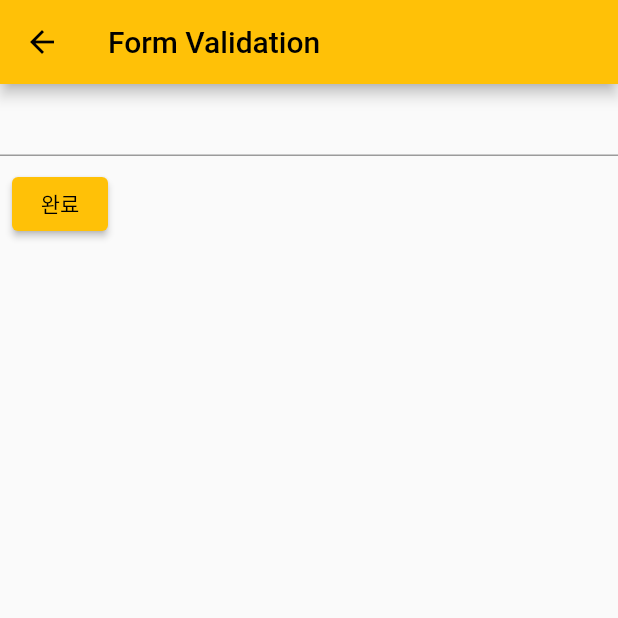
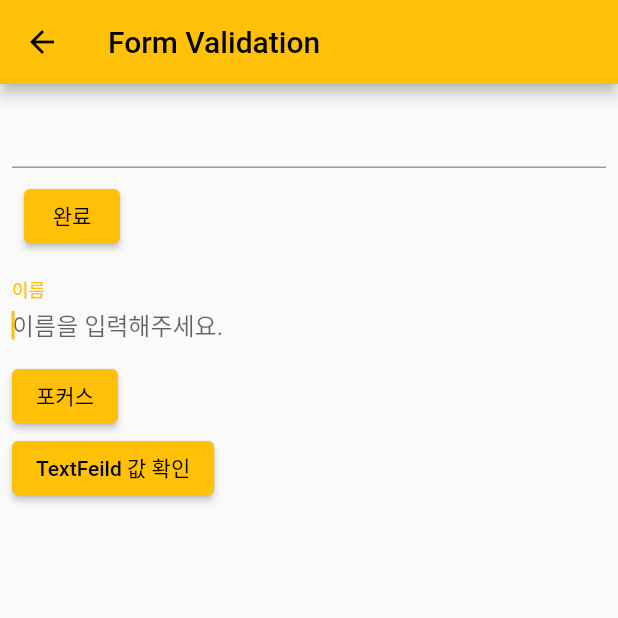
Before and after one commit to LeeYoonJung/flutter_begginer, a Flutter app: the MyFormValidation screen opened directly, on a phone screen of 412 x 824 dp, the top half of it. Run offline on Flutter 3.47's test engine with Material 2 defaults, Android fonts, the phone set to English and light mode, and no system bars.

Commit message:
TextField(decoration, focus 기능), AlertDialog 기능

```diff
--- a/lib/beginner/0_flutter_cookbook/my_form_validation.dart
+++ b/lib/beginner/0_flutter_cookbook/my_form_validation.dart
@@ -9,6 +9,24 @@
 
 class _MyFormValidationState extends State<MyFormValidation> {
   final _formKey = GlobalKey<FormState>();
+  late FocusNode nameFocusNode;
+
+  final nameController = TextEditingController();
+
+  @override
+  void initState() {
+    // TODO: implement initState
+    super.initState();
+    nameFocusNode = FocusNode();
+  }
+
+  @override
+  void dispose() {
+    // TODO: implement dispose
+    nameFocusNode.dispose();
+    nameController.dispose();
+    super.dispose();
+  }
 
   @override
   Widget build(BuildContext context) {
@@ -16,11 +34,14 @@
       appBar: AppBar(
         title: const Text('Form Validation'),
       ),
-      body: Form(
+      body: Padding(
+        padding: const EdgeInsets.all(8.0),
+        child: Form(
           key: _formKey,
           child: Column(
             crossAxisAlignment: CrossAxisAlignment.start,
             children: <Widget>[
+              // form 안에 있을 경우 validate 기능 사용할 경우
               TextFormField(
                 validator: (value) {
                   if (value!.isEmpty) {
@@ -33,16 +54,50 @@
                 padding: const EdgeInsets.all(8.0),
                 child: ElevatedButton(
                   onPressed: () {
-                if(_formKey.currentState!.validate()) {
+                    if (_formKey.currentState!.validate()) {
                       // valid
-                  ScaffoldMessenger.of(context).showSnackBar(const SnackBar(content: Text('처리중')));
+                      ScaffoldMessenger.of(context)
+                          .showSnackBar(const SnackBar(content: Text('처리중')));
                     }
                   },
                   child: const Text('완료'),
                 ),
-          )
+              ),
+              // form 안에 있을 경우 validate 기능 사용 안할 경우
+              TextField(
+                controller: nameController,
+                onChanged: (text) {
+                  print(text);
+                },
+                focusNode: nameFocusNode,
+                decoration: const InputDecoration(
+                  hintText: '이름을 입력해주세요.',
+                  border: InputBorder.none,
+                  labelText: '이름',
+                ),
+                autofocus: true,
+              ),
+              ElevatedButton(
+                onPressed: () {
+                  FocusScope.of(context).requestFocus(nameFocusNode);
+                },
+                child: const Text('포커스'),
+              ),
+              ElevatedButton(
+                onPressed: () {
+                  print(nameController.text);
+                  showDialog(context: context, builder: (context){
+                    return AlertDialog(
+                      content: Text(nameController.text),
+                    );
+                  });
+                },
+                child: const Text('TextFeild 값 확인'),
+              ),
             ],
-      ),),
+          ),
+        ),
+      ),
     );
   }
 }
```
Lines whose indentation alone changed are shown as unchanged.
